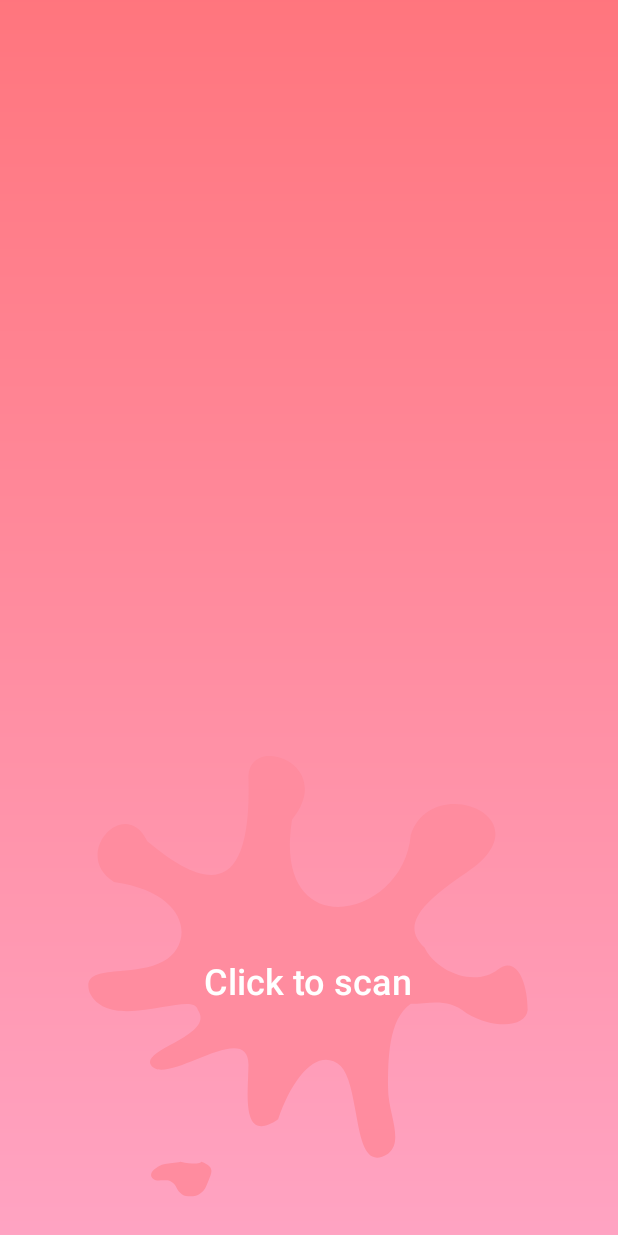
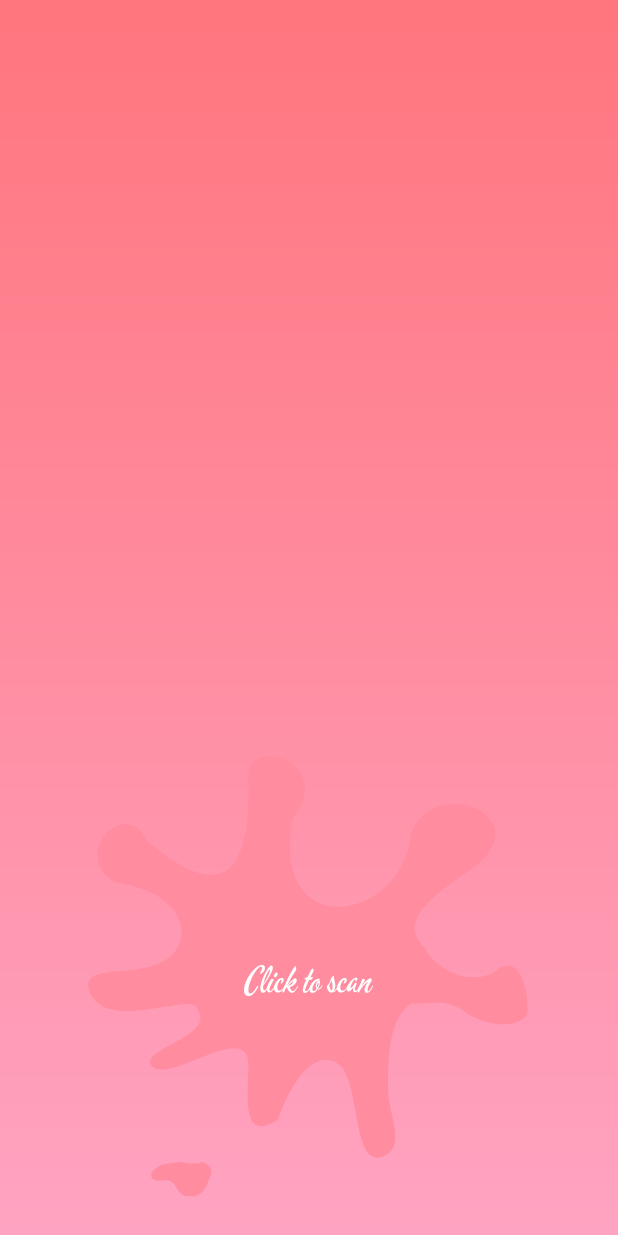
Before and after one commit to proneprune/SpilledAndroid, an Android app built with Jetpack Compose: the screen it shows after launch (MainActivity), on a phone screen of 412 x 824 dp. Run offline under Robolectric (Android 15) with nearby library versions, the phone set to English and light mode, and no system bars.

Commit message:
fortsättning2...

```diff
--- a/app/src/main/res/layout/activity_main.xml
+++ b/app/src/main/res/layout/activity_main.xml
@@ -24,8 +24,8 @@
         android:textAllCaps="false"
         android:textColor="@color/white"
         android:textSize="24sp"
-
         android:text="Click to scan"
+        android:fontFamily="@font/mervalescript_regular"
         app:layout_constraintBottom_toBottomOf="parent"
         app:layout_constraintEnd_toEndOf="parent"
         app:layout_constraintHorizontal_bias="0.495"
```
Also changed, not shown: app/src/main/res/font/mervalescript_regular.ttf (added).
